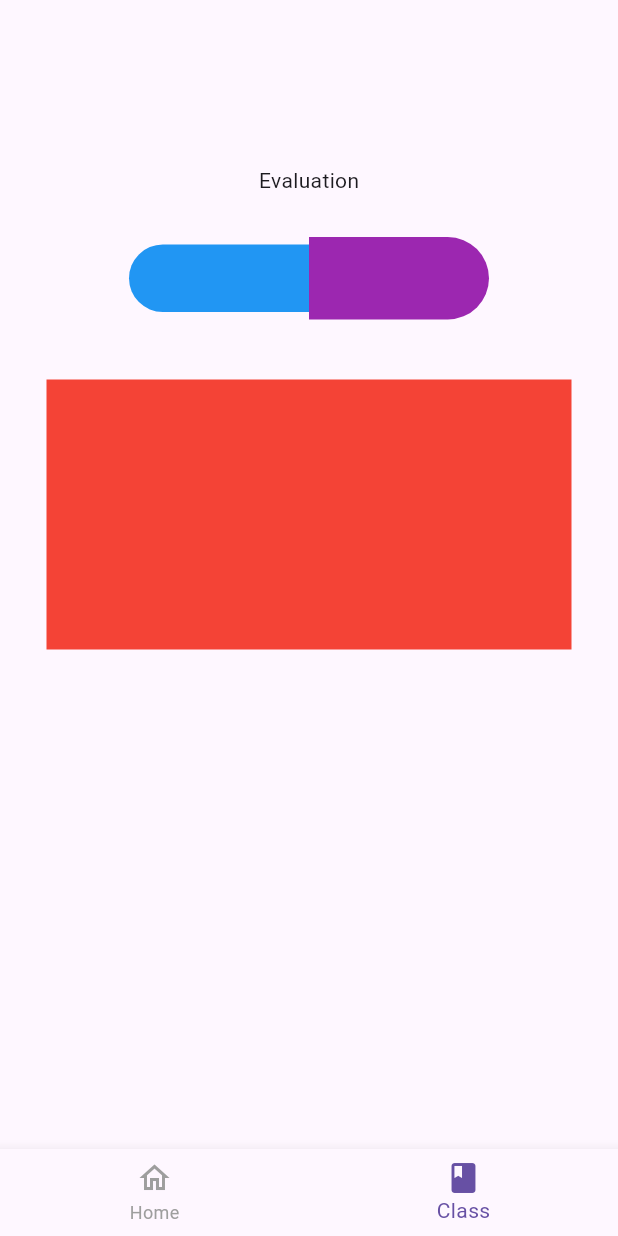
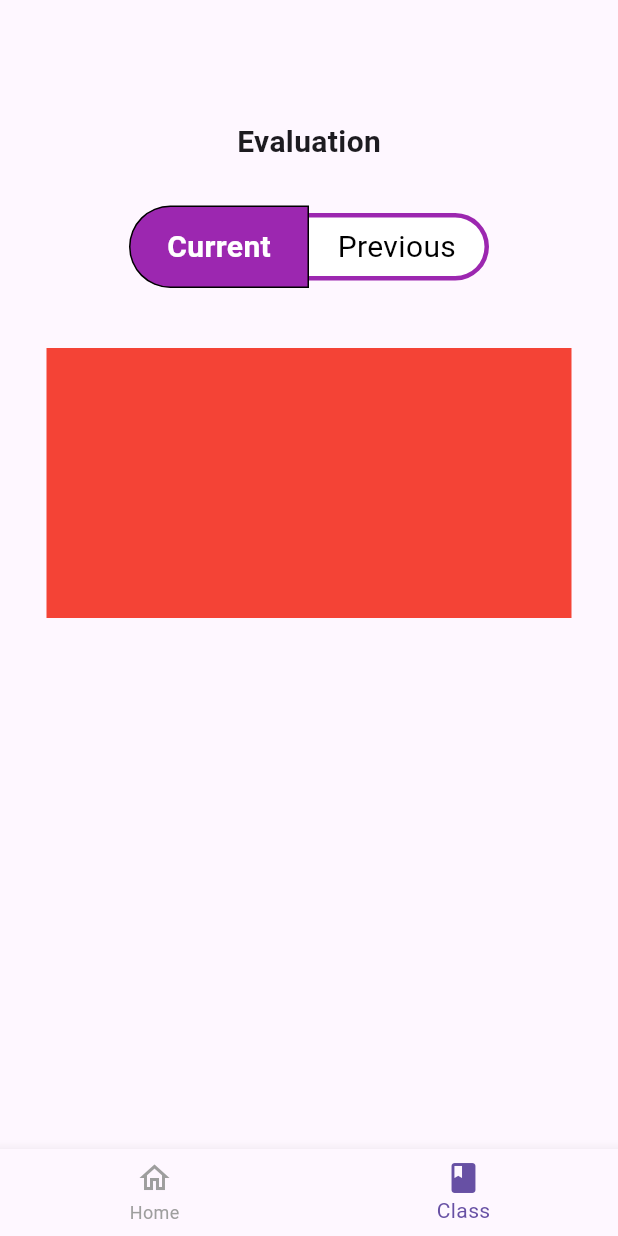
Before and after one commit to RasonYudha4/expense_tracker, a Flutter app: the LandingScreen screen opened directly, item 2 of the bottom bar chosen, on a phone screen of 412 x 824 dp. Run offline on Flutter 3.47's test engine with Material 3 defaults, Android fonts, the phone set to English and light mode, and no system bars; our stand-ins replace bloc, equatable, firebase_auth, firebase_core, flutter_bloc, font_awesome_flutter and 3 more; missing offline and left inert: flow_builder; accounts and stored records are empty.

Commit message:
Add state on the evaluation page

```diff
--- a/lib/evaluation/view/evaluation.dart
+++ b/lib/evaluation/view/evaluation.dart
@@ -1,4 +1,7 @@
+import 'package:expense_tracker/evaluation/blocs/bloc/selected_bloc.dart';
 import 'package:flutter/material.dart';
+import 'package:flutter_bloc/flutter_bloc.dart';
+import 'package:google_fonts/google_fonts.dart';
 
 class EvaluationPage extends StatelessWidget {
   const EvaluationPage({super.key});
@@ -9,9 +12,15 @@ class EvaluationPage extends StatelessWidget {
       body: Column(
         children: [
           SizedBox(
-            height: 110,
+            height: 80,
           ),
-          Text("Evaluation"),
+          Text("Evaluation",
+              style: GoogleFonts.roboto(
+                textStyle: TextStyle(
+                  fontSize: 20,
+                  fontWeight: FontWeight.bold,
+                ),
+              )),
           Padding(
             padding: const EdgeInsets.all(8.0),
             child: Column(
@@ -20,43 +29,18 @@ class EvaluationPage extends StatelessWidget {
                 SizedBox(
                   height: 20,
                 ),
-                Row(
-                  mainAxisAlignment: MainAxisAlignment.center,
-                  children: [
-                    GestureDetector(
-                      onTap: () {},
-                      child: Container(
-                        height: 45,
-                        width: 120,
-                        decoration: BoxDecoration(
-                            color: Colors.blue,
-                            borderRadius: BorderRadius.only(
-                                topLeft: Radius.circular(40),
-                                bottomLeft: Radius.circular(40))),
-                      ),
-                    ),
-                    GestureDetector(
-                      onTap: () {},
-                      child: Container(
-                        height: 55,
-                        width: 120,
-                        decoration: BoxDecoration(
-                            color: Colors.purple,
-                            borderRadius: BorderRadius.only(
-                                topRight: Radius.circular(40),
-                                bottomRight: Radius.circular(40))),
-                      ),
-                    ),
-                  ],
-                ),
+                CurrentPreviousButton(),
                 SizedBox(
                   height: 40,
                 ),
-                Container(
-                  height: 180,
-                  width: 350,
-                  color: Colors.red,
-                )
+                BlocBuilder<SelectedBloc, SelectedState>(
+                    builder: (context, state) {
+                  return Container(
+                    height: 180,
+                    width: 350,
+                    color: Colors.red,
+                  );
+                }),
               ],
             ),
           )
@@ -65,3 +49,90 @@ class EvaluationPage extends StatelessWidget {
     );
   }
 }
+
+class CurrentPreviousButton extends StatelessWidget {
+  const CurrentPreviousButton({
+    super.key,
+  });
+
+  @override
+  Widget build(BuildContext context) {
+    return Row(
+      mainAxisAlignment: MainAxisAlignment.center,
+      children: [
+        GestureDetector(
+          onTap: () {
+            context.read<SelectedBloc>().add(SelectCurrent());
+          },
+          child: BlocBuilder<SelectedBloc, SelectedState>(
+            builder: (context, state) {
+              return Container(
+                  height: state is Current ? 55 : 45,
+                  width: 120,
+                  decoration: BoxDecoration(
+                      color: state is Current ? Colors.purple : Colors.white,
+                      border: state is Current
+                          ? Border.all()
+                          : Border(
+                              top: BorderSide(width: 3, color: Colors.purple),
+                              left: BorderSide(width: 3, color: Colors.purple),
+                              bottom:
+                                  BorderSide(width: 3, color: Colors.purple),
+                            ),
+                      borderRadius: BorderRadius.only(
+                          topLeft: Radius.circular(40),
+                          bottomLeft: Radius.circular(40))),
+                  alignment: Alignment(0, 0),
+                  child: Text(
+                    "Current",
+                    style: TextStyle(
+                      color: state is Current ? Colors.white : Colors.black,
+                      fontSize: 20,
+                      fontWeight: state is Current
+                          ? FontWeight.bold
+                          : FontWeight.normal,
+                    ),
+                  ));
+            },
+          ),
+        ),
+        GestureDetector(
+          onTap: () {
+            context.read<SelectedBloc>().add(SelectPrevious());
+          },
+          child: BlocBuilder<SelectedBloc, SelectedState>(
+            builder: (context, state) {
+              return Container(
+                  height: state is Previous ? 55 : 45,
+                  width: 120,
+                  decoration: BoxDecoration(
+                      color: state is Previous ? Colors.purple : Colors.white,
+                      border: state is Previous
+                          ? Border.all()
+                          : Border(
+                              top: BorderSide(width: 3, color: Colors.purple),
+                              right: BorderSide(width: 3, color: Colors.purple),
+                              bottom:
+                                  BorderSide(width: 3, color: Colors.purple),
+                            ),
+                      borderRadius: BorderRadius.only(
+                          topRight: Radius.circular(40),
+                          bottomRight: Radius.circular(40))),
+                  alignment: Alignment(0, 0),
+                  child: Text(
+                    "Previous",
+                    style: TextStyle(
+                      color: state is Previous ? Colors.white : Colors.black,
+                      fontSize: 20,
+                      fontWeight: state is Previous
+                          ? FontWeight.bold
+                          : FontWeight.normal,
+                    ),
+                  ));
+            },
+          ),
+        ),
+      ],
+    );
+  }
+}
--- a/lib/landing_screen/view/landing_screen.dart
+++ b/lib/landing_screen/view/landing_screen.dart
@@ -1,3 +1,4 @@
+import 'package:expense_tracker/evaluation/blocs/bloc/selected_bloc.dart';
 import 'package:expense_tracker/evaluation/view/evaluation.dart';
 import 'package:flutter/material.dart';
 import 'package:flutter_bloc/flutter_bloc.dart';
@@ -15,10 +16,19 @@ List<BottomNavigationBarItem> bottomNavItems = const <BottomNavigationBarItem>[
   ),
 ];
 
-const List<Widget> bottomNavScreen = <Widget>[
-  HomePage(),
-  EvaluationPage(),
-];
+List<Widget> bottomNavScreen(BuildContext context) {
+  return <Widget>[
+    HomePage(),
+    MultiBlocProvider(
+      providers: [
+        BlocProvider(
+          create: (context) => SelectedBloc(),
+        ),
+      ],
+      child: EvaluationPage(),
+    ),
+  ];
+}
 
 class LandingScreen extends StatelessWidget {
   const LandingScreen({super.key});
@@ -31,7 +41,8 @@ class LandingScreen extends StatelessWidget {
       listener: (context, state) {},
       builder: (context, state) {
         return Scaffold(
-          body: Center(child: bottomNavScreen.elementAt(state.tabIndex)),
+          body:
+              Center(child: bottomNavScreen(context).elementAt(state.tabIndex)),
           bottomNavigationBar: BottomNavigationBar(
             items: bottomNavItems,
             currentIndex: state.tabIndex,
```
